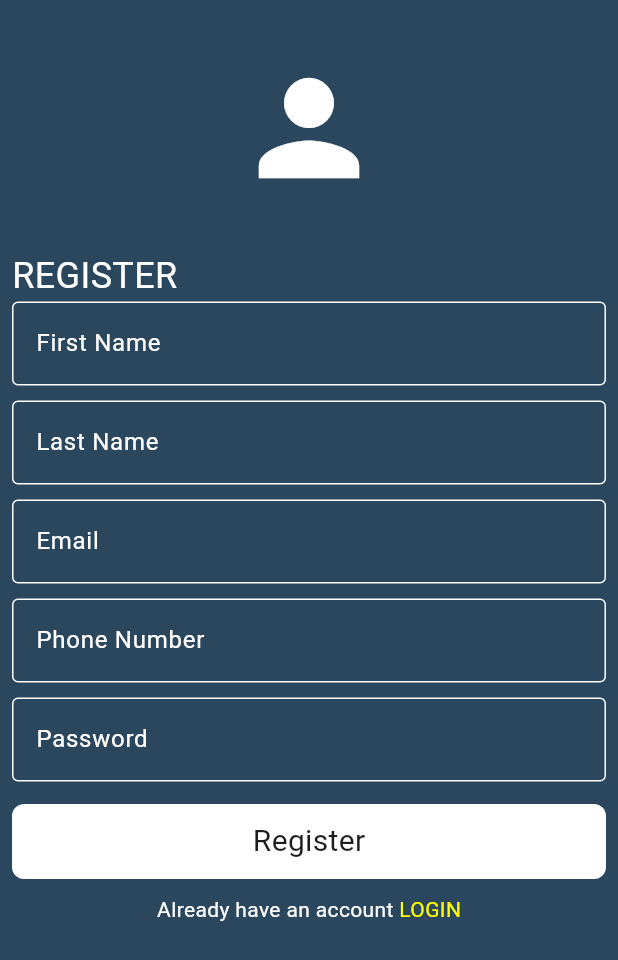
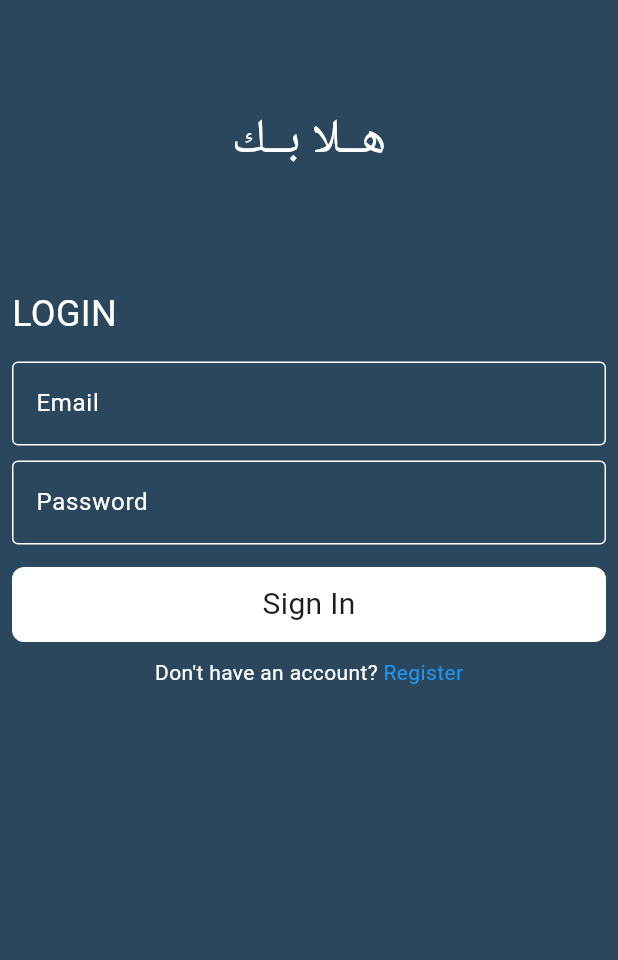
Before and after one commit to MohamedMamdouh-432/ElKosh, a Flutter app: the screen it shows after launch, on a phone screen of 412 x 824 dp. Shown: the top 960 px of the screen. Run offline on Flutter 3.47's test engine with Material 3 defaults, Android fonts, the phone set to English and light mode, and no system bars; drawn by our look-alikes of modal_progress_hud_nsn; our stand-ins replace cloud_firestore, either_dart, equatable, firebase_auth, firebase_core, firebase_storage and 8 more; accounts and stored records are empty; Roboto replaces fonts that are missing (pacifico).

Commit message:
add login page and it's auth (not clean)

```diff
--- a/lib/core/utils/route_manager.dart
+++ b/lib/core/utils/route_manager.dart
@@ -4,19 +4,19 @@ import 'package:go_router/go_router.dart';
 
 abstract class RouteManager {
   static const String onboardingRoute = '/onboarding';
-  static const String signInRoute = '/signIn';
+  static const String signInRoute = '/';
   static const String signUpRoute = '/signUp';
   static const String homeRoute = '/home';
 
   static final router = GoRouter(
     routes: [
       GoRoute(
-        path: '/',
-        builder: (context, state) => const RegisterPage(),
+        path: signInRoute,
+        builder: (context, state) => const LoginPage(),
       ),
       GoRoute(
-        path: signInRoute,
-        builder: (context, state) => const SignInPage(),
+        path: signUpRoute,
+        builder: (context, state) => const RegisterPage(),
       ),
     ],
   );
--- a/lib/screens/login_page.dart
+++ b/lib/screens/login_page.dart
@@ -1,16 +1,155 @@
+import 'package:elkosh/widgets/custom_buttom.dart';
+import 'package:elkosh/widgets/custom_textform_field.dart';
+import 'package:firebase_auth/firebase_auth.dart';
 import 'package:flutter/material.dart';
+import 'package:gap/gap.dart';
+import 'package:go_router/go_router.dart';
+import 'package:modal_progress_hud_nsn/modal_progress_hud_nsn.dart';
+import 'package:quickalert/models/quickalert_type.dart';
+import 'package:quickalert/widgets/quickalert_dialog.dart';
 
-class SignInPage extends StatelessWidget {
-  const SignInPage({super.key});
+class LoginPage extends StatefulWidget {
+  const LoginPage({super.key});
+
+  @override
+  State<LoginPage> createState() => _LoginPageState();
+}
+
+class _LoginPageState extends State<LoginPage> {
+  String? email, password;
+
+  GlobalKey<FormState> formkey = GlobalKey();
+
+  bool isLoaded = false;
 
   @override
   Widget build(BuildContext context) {
-    return const MaterialApp(
-      home: Scaffold(
-        body: Center(
-          child: Text('Login Page'),
+    return MaterialApp(
+      home: SafeArea(
+        child: ModalProgressHUD(
+          inAsyncCall: isLoaded,
+          child: Scaffold(
+            backgroundColor: const Color(0xff2B475E),
+            body: Padding(
+              padding: const EdgeInsets.symmetric(horizontal: 8),
+              child: Form(
+                key: formkey,
+                child: ListView(
+                  children: [
+                    const Gap(70),
+                    const Row(
+                        mainAxisAlignment: MainAxisAlignment.center,
+                        children: [
+                          Text(
+                            'هــلا بــك',
+                            style: TextStyle(
+                              fontSize: 32,
+                              fontFamily: 'pacifico',
+                              color: Colors.white,
+                            ),
+                          ),
+                        ]),
+                    const SizedBox(
+                      height: 75,
+                    ),
+                    const Row(
+                      children: [
+                        Text(
+                          'LOGIN',
+                          style: TextStyle(
+                            fontSize: 24,
+                            color: Colors.white,
+                          ),
+                        ),
+                      ],
+                    ),
+                    const Gap(15),
+                    CustomTextformField(
+                      onChange: (data) {
+                        email = data;
+                      },
+                      hintText: 'Email',
+                    ),
+                    const Gap(10),
+                    CustomTextformField(
+                      onChange: (data) {
+                        password = data;
+                      },
+                      hintText: 'Password',
+                    ),
+                    const Gap(15),
+                    CustomButtom(
+                      Ontap: () async {
+                        if (formkey.currentState!.validate()) {
+                          isLoaded = true;
+                          setState(() {});
+                          try {
+                            await SignInUser();
+                            //navigate to home page
+                          } on FirebaseAuthException catch (e) {
+                            if (e.code == 'user-not-found') {
+                              QuickAlert.show(
+                                context: context,
+                                type: QuickAlertType.warning,
+                                text: 'user-not-found',
+                              );
+                            } else if (e.code == 'wrong-password') {
+                              QuickAlert.show(
+                                context: context,
+                                type: QuickAlertType.error,
+                                title: 'Oops...',
+                                text: 'Wrong password provided for that user',
+                              );
+                            }
+                          } catch (e) {
+                            QuickAlert.show(
+                              context: context,
+                              type: QuickAlertType.error,
+                              title: 'Oops...',
+                              text: 'There was an error',
+                            );
+                          }
+                          isLoaded = false;
+                          setState(() {});
+                        }
+                      },
+                      text: 'Sign In',
+                    ),
+                    const Gap(10),
+                    Row(
+                      mainAxisAlignment: MainAxisAlignment.center,
+                      children: [
+                        const Center(
+                          child: Text(
+                            'Don\'t have an account?',
+                            style: TextStyle(color: Colors.white),
+                          ),
+                        ),
+                        GestureDetector(
+                          onTap: () {
+                            GoRouter.of(context).push('/signUp');
+                          },
+                          child: const Text(
+                            ' Register',
+                            style: TextStyle(
+                              color: Colors.blue,
+                            ),
+                          ),
+                        ),
+                      ],
+                    ),
+                  ],
+                ),
+              ),
+            ),
+          ),
         ),
       ),
     );
   }
+
+  Future<void> SignInUser() async {
+    UserCredential user = await FirebaseAuth.instance
+        .signInWithEmailAndPassword(email: email!, password: password!);
+  }
 }
--- a/lib/screens/register_Page.dart
+++ b/lib/screens/register_Page.dart
@@ -17,11 +17,8 @@ class RegisterPage extends StatefulWidget {
 }
 
 class _RegisterPageState extends State<RegisterPage> {
-  String? email;
-  String? password;
-  String? PhoneNumber;
-  String? firstName;
-  String? lastName;
+  String? email, password, PhoneNumber;
+  String? firstName, lastName;
   GlobalKey<FormState> formkey = GlobalKey();
   bool isLoaded = false;
 
```
Also changed, not shown: lib/screens/home_page.dart (added, +12 -0 lines).
